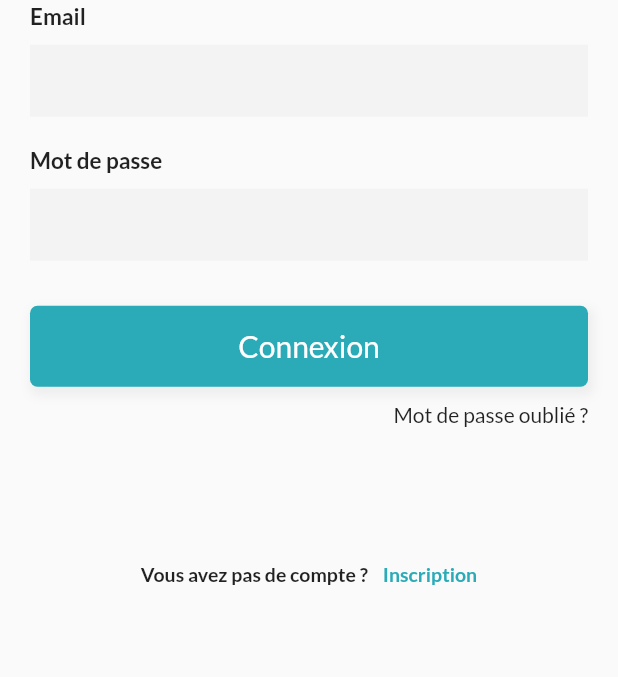
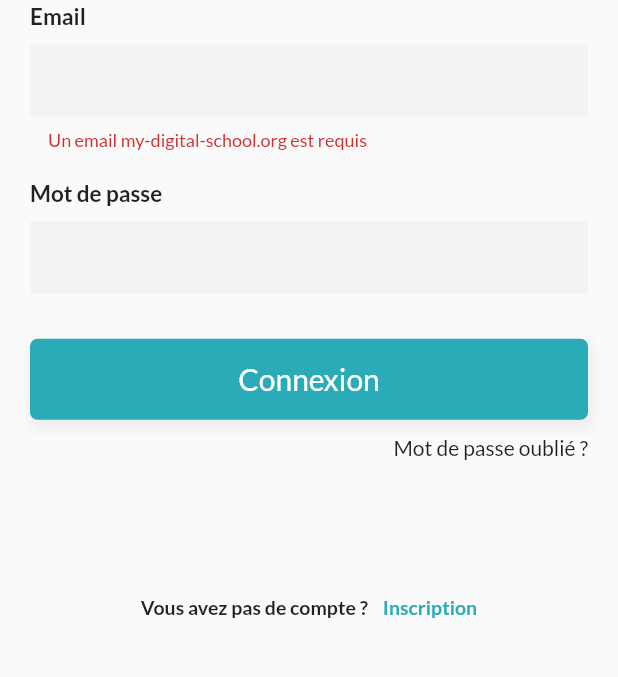
Before and after one commit to my-digital-shat-team/MDShat_front, a Flutter app: the screen it shows after launch, on a phone screen of 412 x 824 dp, the part 387-1064 px from its top. Run offline on Flutter 3.47's test engine with Material 2 defaults, Android fonts, the light colour scheme and no system bars; our stand-ins replace faker, google_fonts, material_design_icons_flutter.

Commit message:
email validate

```diff
--- a/lib/src/loginPage.dart
+++ b/lib/src/loginPage.dart
@@ -15,7 +15,10 @@ class LoginPage extends StatefulWidget {
 }
 
 class _LoginPageState extends State<LoginPage> {
-  Widget _entryField(String title, {bool isPassword = false}) {
+  final _text = TextEditingController();
+  bool _validate = false;
+
+  Widget _entryField(String title, {bool isPassword = false, bool isEmail = false}) {
     return Container(
       margin: EdgeInsets.symmetric(vertical: 10),
       child: Column(
@@ -29,11 +32,19 @@ class _LoginPageState extends State<LoginPage> {
             height: 10,
           ),
           TextField(
+              controller: _text,
               obscureText: isPassword,
               decoration: InputDecoration(
                   border: InputBorder.none,
                   fillColor: Color(0xfff3f3f4),
-                  filled: true))
+                  filled: true,
+                  errorText: isEmail ? (_validate ? null : 'Un email my-digital-school.org est requis') : null),
+              onChanged: (text) {
+                setState(() {
+                  _text.text.contains(RegExp(r'^[A-Za-z0-9._%+-]+@my-digital-school.org$')) ? _validate = true : _validate = false;
+                });
+              }
+            )
         ],
       ),
     );
@@ -130,7 +141,7 @@ class _LoginPageState extends State<LoginPage> {
   Widget _emailPasswordWidget() {
     return Column(
       children: <Widget>[
-        _entryField("Email"),
+        _entryField("Email", isEmail: true),
         _entryField("Mot de passe", isPassword: true),
       ],
     );
```
